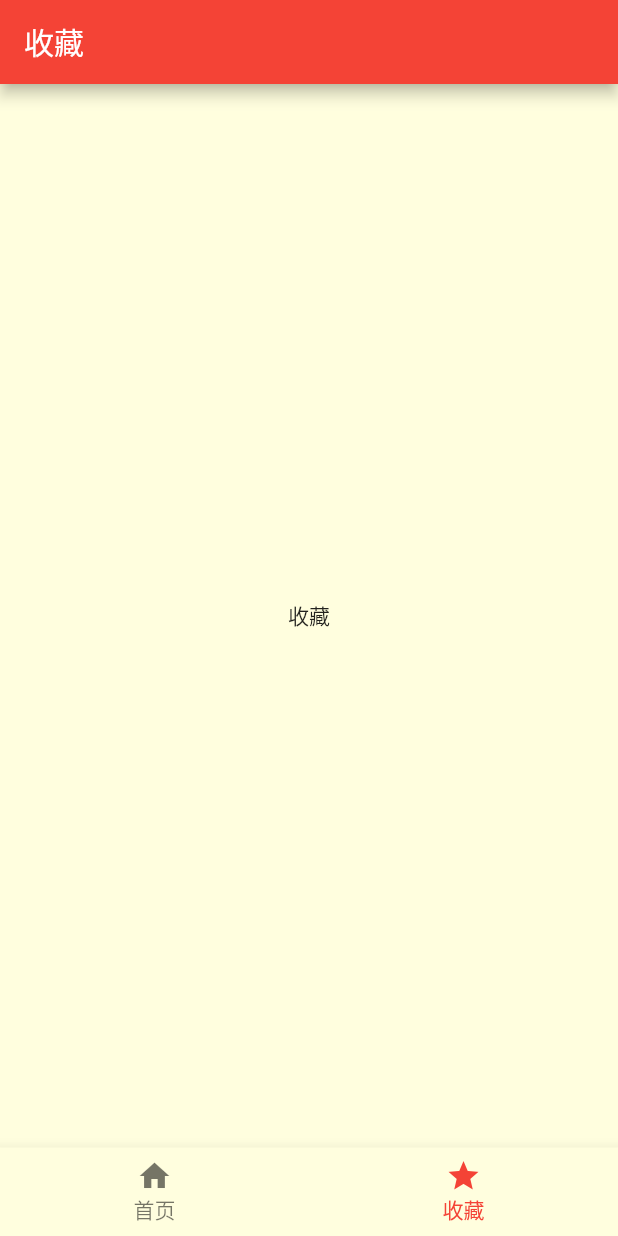
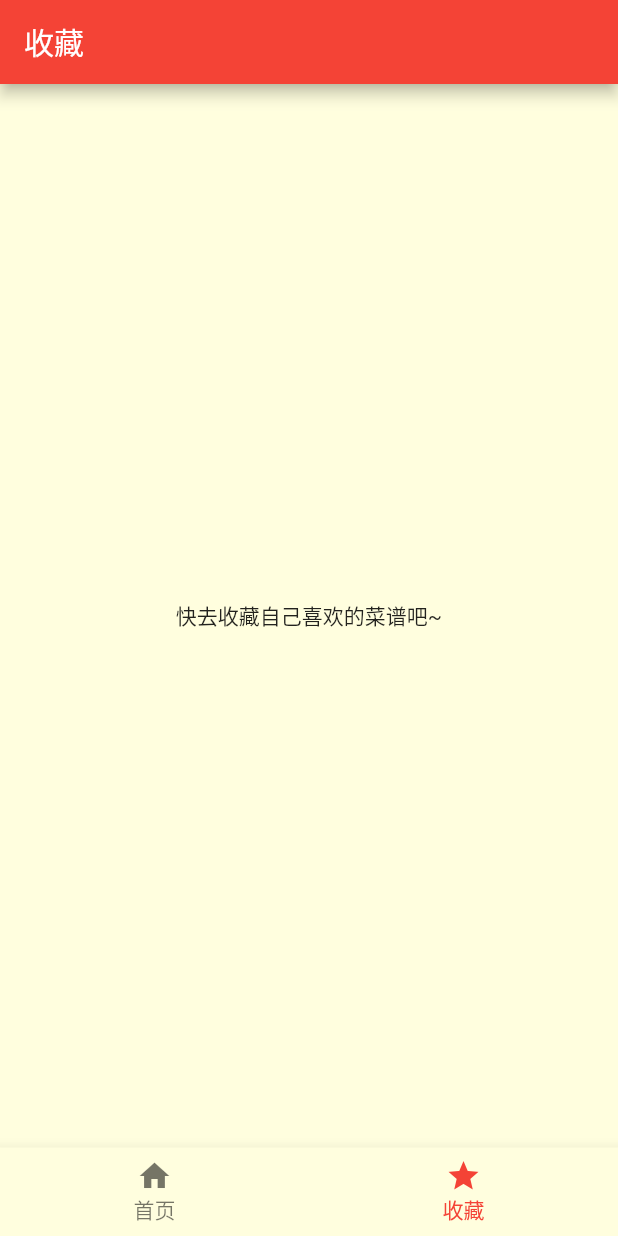
Before and after one commit to BlacksSky/favoriteCate-flutter, a Flutter app: the screen it shows after launch, item 2 of the bottom bar chosen, on a phone screen of 412 x 824 dp. Run offline on Flutter 3.47's test engine with Material 2 defaults, Android fonts, the phone set to English and light mode, and no system bars; our stand-ins replace dio.

Commit message:
处理收藏逻辑

```diff
--- a/lib/global_widget/default_button.dart
+++ b/lib/global_widget/default_button.dart
@@ -10,6 +10,7 @@ class ZYDefaultButton extends StatelessWidget {
   @override
   Widget build(BuildContext context) {
     return Row(
+      mainAxisAlignment: MainAxisAlignment.center,
       children: [
         icon,
         SizedBox(width: 4,),
--- a/lib/module/favor/ui/favor.dart
+++ b/lib/module/favor/ui/favor.dart
@@ -1,16 +1,16 @@
 import 'package:flutter/material.dart';
+import 'favor_content.dart';
 
 class ZYFavorPage extends StatelessWidget {
   static const String routeName = "/favor";
+
   @override
   Widget build(BuildContext context) {
     return Scaffold(
-        appBar: AppBar(
-          title: Text("收藏"),
-        ),
-        body: Center(
-          child: Text("收藏"),
-        )
+      appBar: AppBar(
+        title: Text("收藏"),
+      ),
+      body: ZYFavorContent(),
     );
   }
 }
--- /dev/null
+++ b/lib/module/favor/ui/favor_content.dart
@@ -0,0 +1,20 @@
+import 'package:flutter/material.dart';
+import 'package:favorite_cate_flutter/global_widget/meal_item.dart';
+import 'package:favorite_cate_flutter/module/meal/view_model/favor_view_model.dart';
+import 'package:provider/provider.dart';
+
+class ZYFavorContent extends StatelessWidget {
+  @override
+  Widget build(BuildContext context) {
+    return Consumer<ZYFavorViewModel>(builder: (context, favorModel, child) {
+      if (favorModel.favorList.length == 0) {
+        return Center(child: Text("快去收藏自己喜欢的菜谱吧~"));
+      }
+
+      return ListView.builder(
+          itemCount: favorModel.favorList.length,
+          itemBuilder: (itemContext, index) =>
+              ZYMealItem(favorModel.favorList[index]));
+    });
+  }
+}
--- a/lib/module/meal_detail/meal_detail_content.dart
+++ b/lib/module/meal_detail/meal_detail_content.dart
@@ -38,7 +38,7 @@ class ZYMealDetailContent extends StatelessWidget {
             shrinkWrap: true,
             itemBuilder: (context, index) {
               return Card(
-                color: Colors.amber,
+                color: Theme.of(context).accentColor,
                 child: Padding(
                     padding: EdgeInsets.symmetric(horizontal: 12, vertical: 6),
                     child: Text(_meal.ingredients[index])),
--- a/lib/shared/app_theme.dart
+++ b/lib/shared/app_theme.dart
@@ -10,6 +10,7 @@ class ZYAppTheme {
 
   static final ThemeData defaultThemeData = ThemeData(
     primarySwatch: normalTextColors,
+    accentColor: Colors.amber,
     canvasColor: Color.fromRGBO(255, 254, 222, 1),
     textTheme: TextTheme(
       body1: TextStyle(fontSize: bodyFontSize),
```
Also changed, not shown: lib/global_widget/meal_item.dart (+27 -21 lines), lib/main.dart (+15 -6 lines), lib/module/meal/view_model/favor_view_model.dart (added, +34 -0 lines), lib/module/meal_detail/meal_detail.dart (+18 -1 lines).
